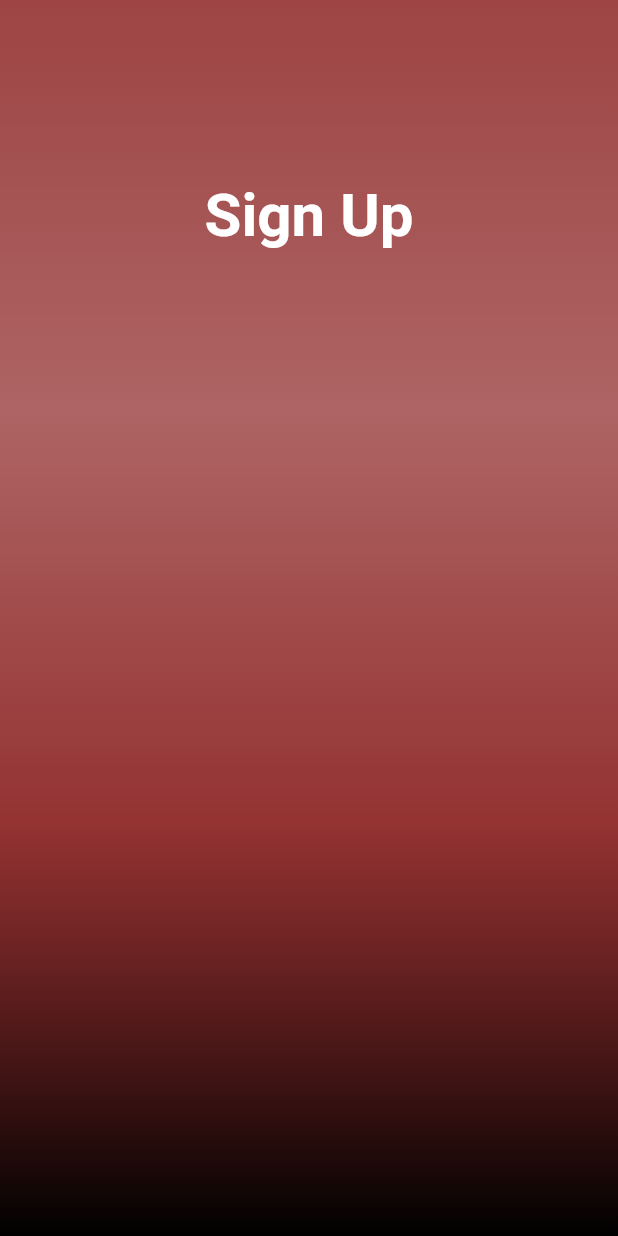
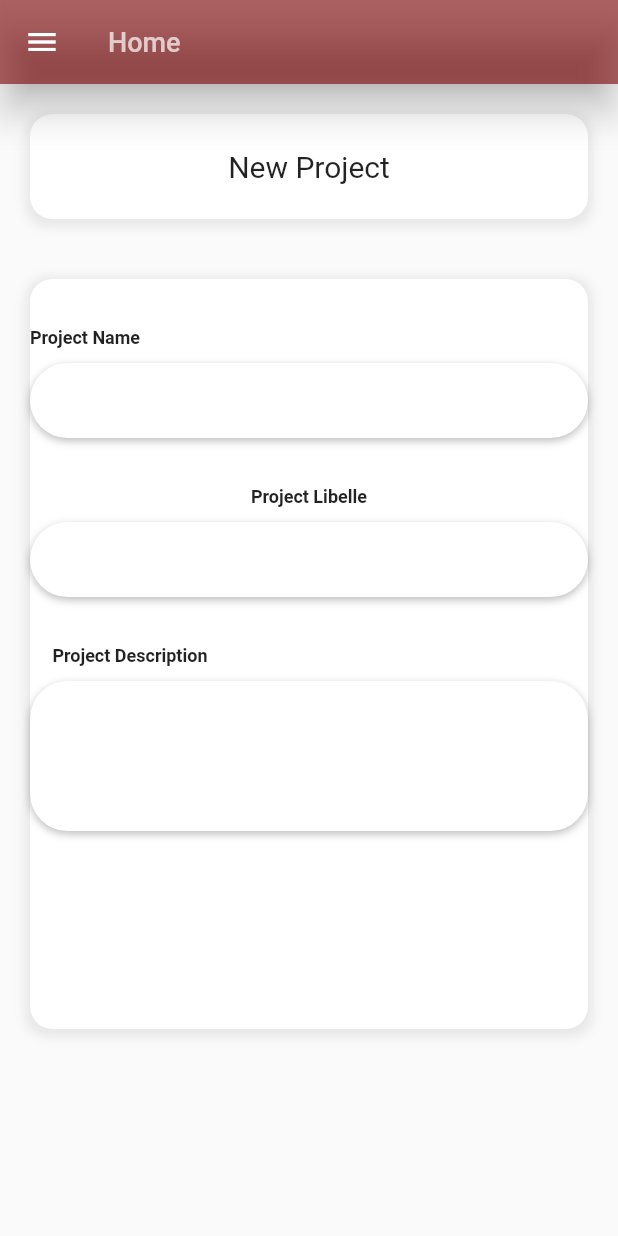
Before and after one commit to Handaji/HelpDesk_Frontend_Mobile, a Flutter app: the screen it shows after launch, on a phone screen of 412 x 824 dp. Run offline on Flutter 3.47's test engine with Material 2 defaults, Android fonts, the phone set to English and light mode, and no system bars.

Commit message:
NewProjectPage

```diff
--- /dev/null
+++ b/lib/NewProject.dart
@@ -0,0 +1,189 @@
+import 'package:flutter/material.dart';
+import 'package:flutter/services.dart';
+
+class TopPage extends StatelessWidget {
+  Widget buildNom() {
+    return Column(
+      crossAxisAlignment: CrossAxisAlignment.start,
+      children: <Widget>[
+        Text(
+          'Project Name',
+          style: TextStyle(
+              color: Colors.black87, fontSize: 12, fontWeight: FontWeight.bold),
+        ),
+        SizedBox(height: 10),
+        Container(
+          alignment: Alignment.centerLeft,
+          decoration: BoxDecoration(
+              color: Colors.white,
+              borderRadius: BorderRadius.circular(25),
+              boxShadow: [
+                BoxShadow(
+                    color: Colors.black26, blurRadius: 4, offset: Offset(0, 2))
+              ]),
+          height: 50,
+          child: TextField(
+            keyboardType: TextInputType.name,
+            style: TextStyle(
+              color: Colors.black87,
+            ),
+            decoration: InputDecoration(
+                border: InputBorder.none,
+                contentPadding: EdgeInsets.only(top: 20),
+                hintStyle: TextStyle(color: Colors.black38)),
+          ),
+        )
+      ],
+    );
+  }
+
+  Widget buildLibelle() {
+    return Column(
+      children: <Widget>[
+        Text(
+          'Project Libelle',
+          style: TextStyle(
+              color: Colors.black87, fontSize: 12, fontWeight: FontWeight.bold),
+        ),
+        SizedBox(height: 10),
+        Container(
+          alignment: Alignment.centerLeft,
+          decoration: BoxDecoration(
+              color: Colors.white,
+              borderRadius: BorderRadius.circular(25),
+              boxShadow: [
+                BoxShadow(
+                    color: Colors.black26, blurRadius: 4, offset: Offset(0, 2))
+              ]),
+          height: 50,
+          child: TextField(
+            keyboardType: TextInputType.name,
+            style: TextStyle(
+              color: Colors.black87,
+            ),
+            decoration: InputDecoration(
+                border: InputBorder.none,
+                contentPadding: EdgeInsets.only(top: 20),
+                hintStyle: TextStyle(color: Colors.black38)),
+          ),
+        )
+      ],
+    );
+  }
+
+  Widget buildDescription() {
+    return Column(
+      crossAxisAlignment: CrossAxisAlignment.start,
+      children: <Widget>[
+        Text(
+          '     Project Description',
+          style: TextStyle(
+              color: Colors.black87, fontSize: 12, fontWeight: FontWeight.bold),
+        ),
+        SizedBox(height: 10),
+        Container(
+          alignment: Alignment.centerLeft,
+          decoration: BoxDecoration(
+              color: Colors.white,
+              borderRadius: BorderRadius.circular(25),
+              boxShadow: [
+                BoxShadow(
+                    color: Colors.black26, blurRadius: 4, offset: Offset(0, 2))
+              ]),
+          height: 100,
+          child: TextField(
+            keyboardType: TextInputType.text,
+            style: TextStyle(
+              color: Colors.black87,
+            ),
+            decoration: InputDecoration(
+                border: InputBorder.none,
+                contentPadding: EdgeInsets.only(top: 20),
+                hintStyle: TextStyle(color: Colors.black38)),
+          ),
+        )
+      ],
+    );
+  }
+
+  @override
+  Widget build(BuildContext context) {
+    return Scaffold(
+      appBar: AppBar(
+        title: Text(
+          "Home",
+          style: TextStyle(fontSize: 18, color: Colors.white70),
+        ),
+        elevation: 10,
+        backgroundColor: Color(0x997B0000),
+      ),
+      body: Column(
+        children: <Widget>[
+          Container(
+            alignment: Alignment.center,
+            margin: EdgeInsets.all(20),
+            height: 70,
+            width: double.infinity,
+            decoration: BoxDecoration(
+              color: Colors.white,
+              borderRadius: BorderRadius.circular(15), //border corner radius
+              boxShadow: [
+                BoxShadow(
+                  color: Colors.grey.withOpacity(0.2), //color of shadow
+                  spreadRadius: 3, //spread radius
+                  blurRadius: 5, // blur radius
+                  offset: Offset(0, 2), // changes position of shadow
+                  //first paramerter of offset is left-right
+                  //second parameter is top to down
+                ),
+                //you can set more BoxShadow() here
+              ],
+            ),
+            child: Text(
+              "New Project",
+              style: TextStyle(
+                fontSize: 20,
+              ),
+            ),
+          ),
+          Container(
+            alignment: Alignment.center,
+            margin: EdgeInsets.all(20),
+            height: 500,
+            width: double.infinity,
+            decoration: BoxDecoration(
+              color: Colors.white,
+              borderRadius: BorderRadius.circular(15), //border corner radius
+              boxShadow: [
+                BoxShadow(
+                  color: Colors.grey.withOpacity(0.2), //color of shadow
+                  spreadRadius: 3, //spread radius
+                  blurRadius: 5, // blur radius
+                  offset: Offset(0, 2), // changes position of shadow
+                  //first paramerter of offset is left-right
+                  //second parameter is top to down
+                ),
+                //you can set more BoxShadow() here
+              ],
+            ),
+            child: Column(children: <Widget>[
+              Text(
+                '\n',
+              ),
+              buildNom(),
+              Text(
+                '\n',
+              ),
+              buildLibelle(),
+              Text(
+                '\n',
+              ),
+              buildDescription(),
+            ]),
+          ),
+        ],
+      ),
+      drawer: Drawer(),
+    );
+  }
+}
--- a/lib/main.dart
+++ b/lib/main.dart
@@ -1,6 +1,7 @@
 import 'package:flutter/material.dart';
 import 'LoginPage.dart';
 import 'SignupPage.dart';
+import 'NewProject.dart';
 
 void main() {
   runApp(MyApp());
@@ -13,7 +14,7 @@ class MyApp extends StatelessWidget {
     return MaterialApp(
       title: 'HelpDesk',
      debugShowCheckedModeBanner: false,
-      home: SignupPage(),
+      home: TopPage(),
     );
   }
 }
```
Also changed, not shown: lib/SignupPage.dart (+192 -0 lines), lib/NewTache.dart (added), lib/NewTicket.dart (added).
